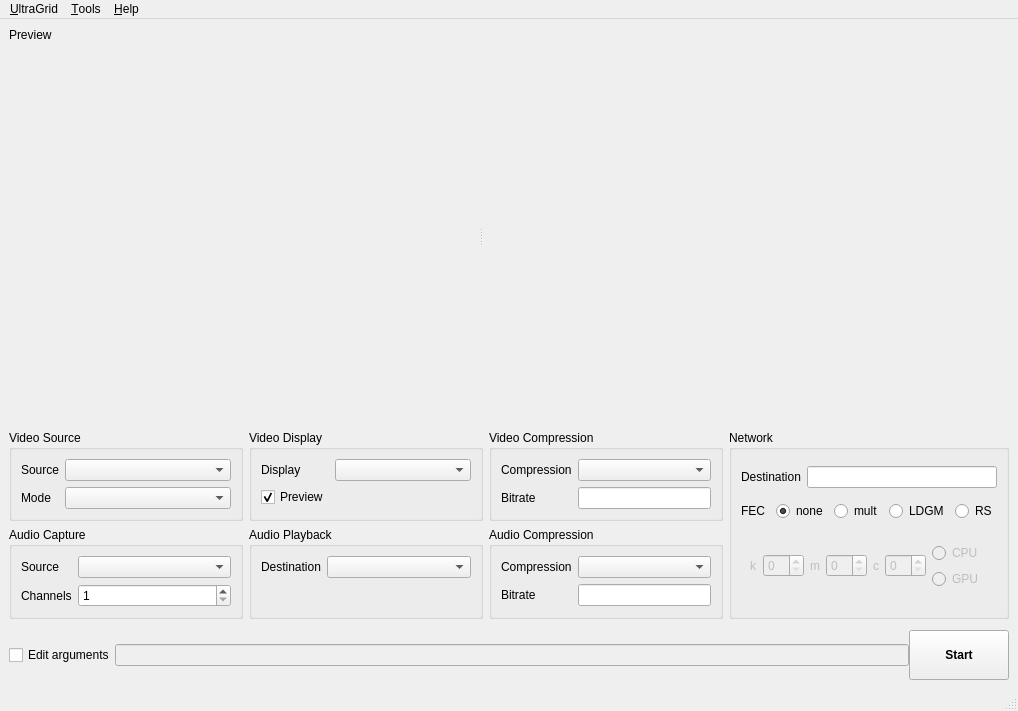
mpiatka/UltraGrid, file gui/QT/ui/ultragrid_window.ui: the form before one commit.
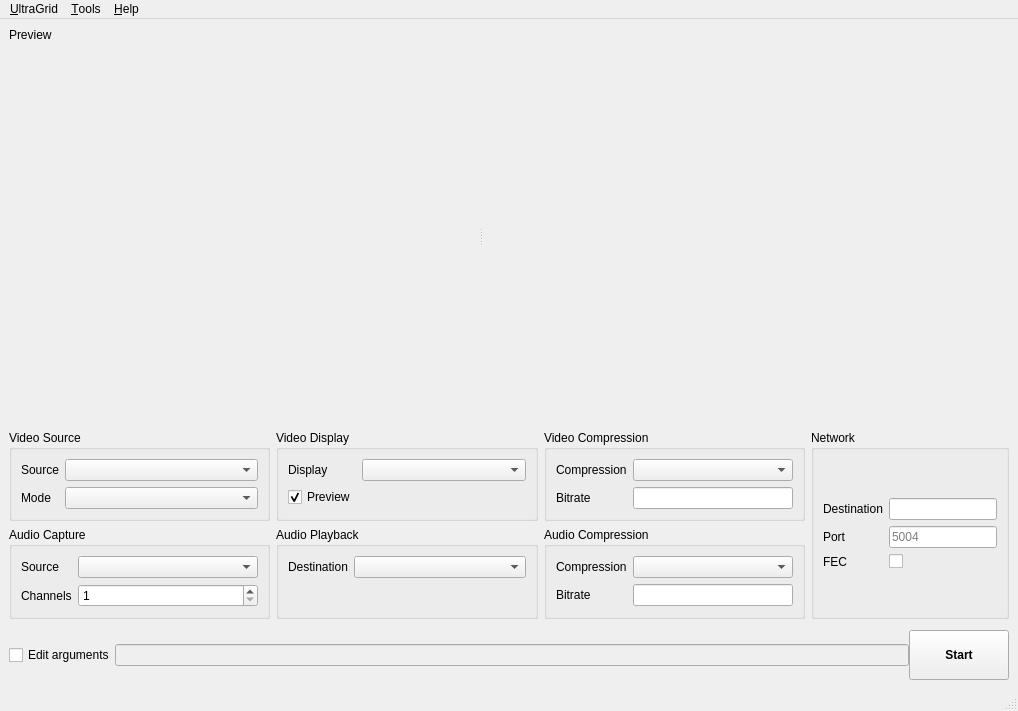
The form after the commit. The open tabs and pages were chosen to show the change. Custom widgets are drawn as their Qt base class.

Commit message: Move LDGM to settings window

The edit to the form file:
```diff
--- a/gui/QT/ui/ultragrid_window.ui
+++ b/gui/QT/ui/ultragrid_window.ui
@@ -340,246 +340,53 @@
         </property>
         <layout class="QVBoxLayout" name="verticalLayout_4">
          <item>
-          <layout class="QHBoxLayout" name="horizontalLayout_12">
+          <layout class="QFormLayout" name="formLayout_7">
+           <property name="formAlignment">
+            <set>Qt::AlignLeading|Qt::AlignLeft|Qt::AlignVCenter</set>
+           </property>
            <property name="bottomMargin">
             <number>0</number>
            </property>
-           <item>
+           <item row="0" column="0">
             <widget class="QLabel" name="label_10">
              <property name="text">
               <string>Destination</string>
              </property>
             </widget>
            </item>
-           <item>
+           <item row="0" column="1">
             <widget class="QLineEdit" name="networkDestinationEdit">
              <property name="text">
               <string extracomment="Target IP or host"/>
              </property>
             </widget>
            </item>
-          </layout>
-         </item>
-         <item>
-          <layout class="QHBoxLayout" name="horizontalLayout_6">
-           <item>
-            <widget class="QLabel" name="label_15">
+           <item row="2" column="0">
+            <widget class="QLabel" name="fECLabel">
              <property name="text">
               <string>FEC</string>
              </property>
             </widget>
            </item>
-           <item>
-            <widget class="QRadioButton" name="fecNoneRadio">
-             <property name="text">
-              <string>none</string>
-             </property>
-             <property name="checked">
-              <bool>true</bool>
-             </property>
-            </widget>
+           <item row="2" column="1">
+            <widget class="QCheckBox" name="fECCheckBox"/>
            </item>
-           <item>
-            <widget class="QRadioButton" name="fecMultRadio">
+           <item row="1" column="0">
+            <widget class="QLabel" name="portLabel">
              <property name="text">
-              <string>mult</string>
+              <string>Port</string>
              </property>
             </widget>
            </item>
-           <item>
-            <widget class="QRadioButton" name="fecLdgmRadio">
-             <property name="text">
-              <string>LDGM</string>
-             </property>
-            </widget>
-           </item>
-           <item>
-            <widget class="QRadioButton" name="fecRsRadio">
-             <property name="text">
-              <string>RS</string>
+           <item row="1" column="1">
+            <widget class="QLineEdit" name="portLineEdit">
+             <property name="placeholderText">
+              <string>5004</string>
              </property>
             </widget>
            </item>
           </layout>
          </item>
-         <item>
-          <widget class="QStackedWidget" name="stackedWidget">
-           <property name="enabled">
-            <bool>false</bool>
-           </property>
-           <property name="sizePolicy">
-            <sizepolicy hsizetype="Maximum" vsizetype="Maximum">
-             <horstretch>0</horstretch>
-             <verstretch>0</verstretch>
-            </sizepolicy>
-           </property>
-           <property name="currentIndex">
-            <number>1</number>
-           </property>
-           <widget class="QWidget" name="mult">
-            <layout class="QHBoxLayout" name="horizontalLayout_7">
-             <item>
-              <widget class="QLabel" name="label">
-               <property name="text">
-                <string>Multiplying factor</string>
-               </property>
-              </widget>
-             </item>
-             <item>
-              <widget class="QSpinBox" name="multSpin">
-               <property name="sizePolicy">
-                <sizepolicy hsizetype="Preferred" vsizetype="Fixed">
-                 <horstretch>0</horstretch>
-                 <verstretch>0</verstretch>
-                </sizepolicy>
-               </property>
-              </widget>
-             </item>
-            </layout>
-           </widget>
-           <widget class="QWidget" name="lgdm">
-            <layout class="QHBoxLayout" name="horizontalLayout_8">
-             <item>
-              <widget class="QLabel" name="label_2">
-               <property name="text">
-                <string>Max Loss</string>
-               </property>
-              </widget>
-             </item>
-             <item>
-              <widget class="QSpinBox" name="ldgmMaxLoss">
-               <property name="value">
-                <number>5</number>
-               </property>
-              </widget>
-             </item>
-             <item>
-              <layout class="QVBoxLayout" name="verticalLayout">
-               <item>
-                <widget class="QRadioButton" name="ldgmSimpCpuRadio">
-                 <property name="text">
-                  <string>CPU</string>
-                 </property>
-                </widget>
-               </item>
-               <item>
-                <widget class="QRadioButton" name="ldgmSimpGpuRadio">
-                 <property name="text">
-                  <string>GPU</string>
-                 </property>
-                </widget>
-               </item>
-              </layout>
-             </item>
-            </layout>
-           </widget>
-           <widget class="QWidget" name="page">
-            <layout class="QHBoxLayout" name="horizontalLayout_9">
-             <item>
-              <widget class="QLabel" name="label_8">
-               <property name="text">
-                <string>k</string>
-               </property>
-              </widget>
-             </item>
-             <item>
-              <widget class="QSpinBox" name="ldgmK"/>
-             </item>
-             <item>
-              <widget class="QLabel" name="label_11">
-               <property name="text">
-                <string>m</string>
-               </property>
-              </widget>
-             </item>
-             <item>
-              <widget class="QSpinBox" name="ldgmM"/>
-             </item>
-             <item>
-              <widget class="QLabel" name="label_12">
-               <property name="text">
-                <string>c</string>
-               </property>
-              </widget>
-             </item>
-             <item>
-              <widget class="QSpinBox" name="ldgmC"/>
-             </item>
-             <item>
-              <layout class="QVBoxLayout" name="verticalLayout_2">
-               <property name="rightMargin">
-                <number>5</number>
-               </property>
-               <item>
-                <widget class="QRadioButton" name="ldgmAdvCpuRadio">
-                 <property name="text">
-                  <string>CPU</string>
-                 </property>
-                </widget>
-               </item>
-               <item>
-                <widget class="QRadioButton" name="ldgmAdvGpuRadio">
-                 <property name="text">
-                  <string>GPU</string>
-                 </property>
-                </widget>
-               </item>
-              </layout>
-             </item>
-            </layout>
-           </widget>
-           <widget class="QWidget" name="page_2">
-            <layout class="QHBoxLayout" name="horizontalLayout_10">
-             <item>
-              <widget class="QLabel" name="label_13">
-               <property name="sizePolicy">
-                <sizepolicy hsizetype="Maximum" vsizetype="Preferred">
-                 <horstretch>0</horstretch>
-                 <verstretch>0</verstretch>
-                </sizepolicy>
-               </property>
-               <property name="text">
-                <string>k</string>
-               </property>
-              </widget>
-             </item>
-             <item>
-              <widget class="QSpinBox" name="rsK">
-               <property name="maximum">
-                <number>255</number>
-               </property>
-               <property name="value">
-                <number>200</number>
-               </property>
-              </widget>
-             </item>
-             <item>
-              <widget class="QLabel" name="label_14">
-               <property name="sizePolicy">
-                <sizepolicy hsizetype="Maximum" vsizetype="Preferred">
-                 <horstretch>0</horstretch>
-                 <verstretch>0</verstretch>
-                </sizepolicy>
-               </property>
-               <property name="text">
-                <string>n</string>
-               </property>
-              </widget>
-             </item>
-             <item>
-              <widget class="QSpinBox" name="rsN">
-               <property name="maximum">
-                <number>255</number>
-               </property>
-               <property name="value">
-                <number>220</number>
-               </property>
-              </widget>
-             </item>
-            </layout>
-           </widget>
-          </widget>
-         </item>
         </layout>
        </widget>
       </item>
```
Left out of the diff: 16 changed lines with no effect on the pictures. The commit also changes 9 other files.
